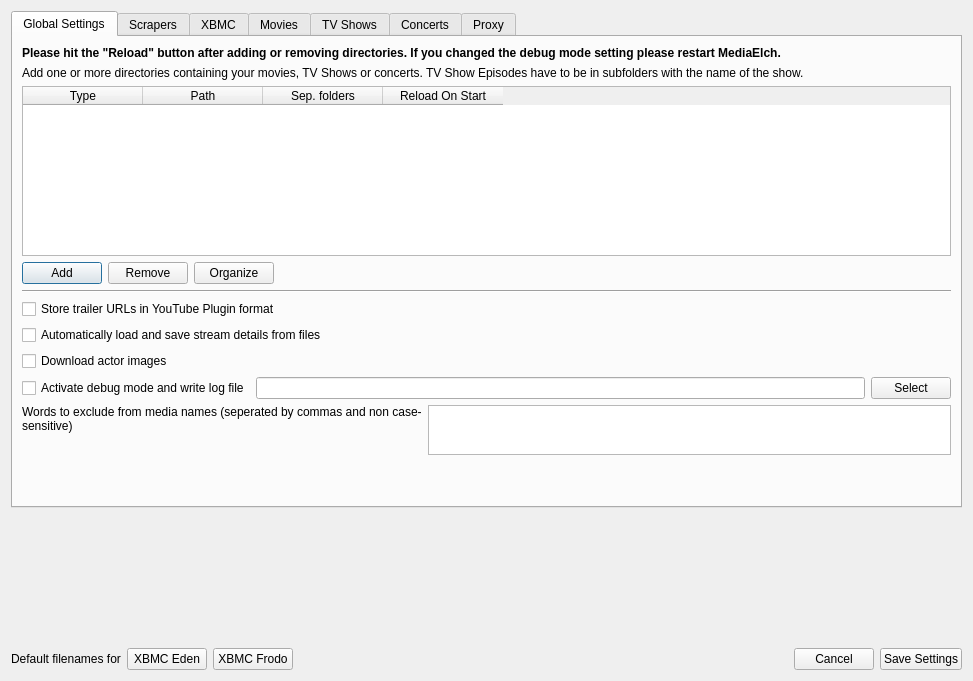
The window that settings/SettingsWidget.ui (Komet/MediaElch) describes before a commit, drawn with Qt 5.
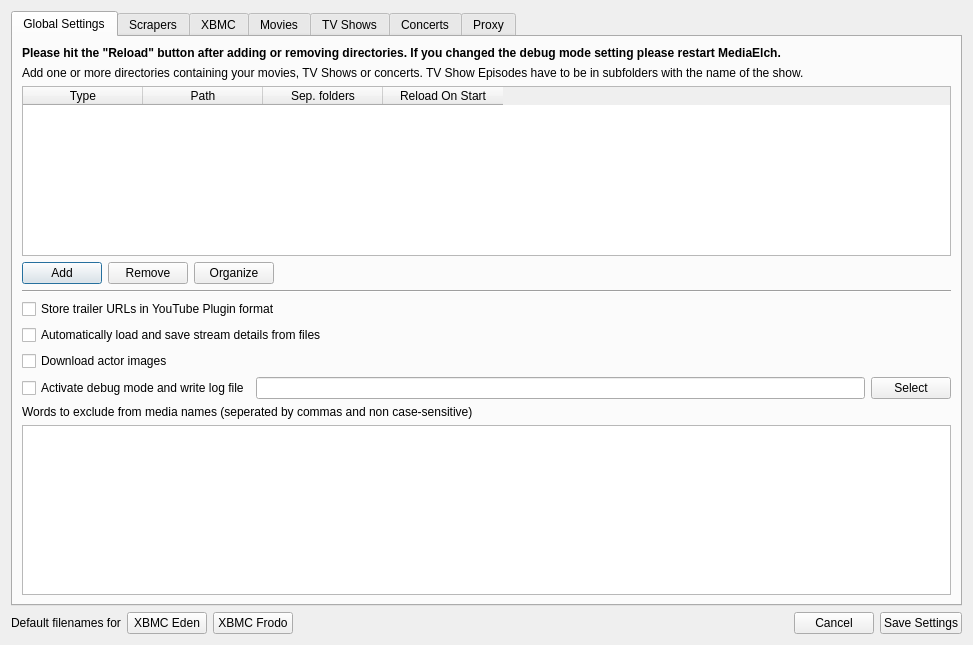
The same window after the commit. Icons and pictures are not drawn. Custom widgets are drawn as their Qt base class.

Commit message: Fixes #226 Added default words to exclude

```diff
--- a/settings/SettingsWidget.ui
+++ b/settings/SettingsWidget.ui
@@ -10,7 +10,7 @@
     <x>0</x>
     <y>0</y>
     <width>973</width>
-    <height>681</height>
+    <height>645</height>
    </rect>
   </property>
   <property name="windowTitle">
@@ -26,7 +26,7 @@
   <property name="modal">
    <bool>true</bool>
   </property>
-  <layout class="QVBoxLayout" name="verticalLayout" stretch="0,1,0">
+  <layout class="QVBoxLayout" name="verticalLayout" stretch="0,0">
    <item>
     <widget class="QTabWidget" name="tabWidget">
      <property name="focusPolicy">
@@ -85,7 +85,7 @@
       <attribute name="title">
        <string>Global Settings</string>
       </attribute>
-      <layout class="QVBoxLayout" name="verticalLayout_2" stretch="0,0,0,0,0,0,0,0,0,0,0">
+      <layout class="QVBoxLayout" name="verticalLayout_2" stretch="0,0,0,0,0,0,0,0,0,0,1">
        <item>
         <widget class="QLabel" name="label_12">
          <property name="font">
@@ -248,8 +248,6 @@
         </layout>
        </item>
        <item>
-        <layout class="QHBoxLayout" name="horizontalLayout_5" stretch="0,0">
-         <item>
           <widget class="QLabel" name="label_excludeWords">
            <property name="minimumSize">
             <size>
@@ -270,31 +268,10 @@
          </item>
          <item>
           <widget class="QTextEdit" name="excludeWordsText">
-           <property name="maximumSize">
-            <size>
-             <width>16777215</width>
-             <height>50</height>
-            </size>
-           </property>
            <property name="toolTip">
             <string>Words to exclude from media names (seperated by commas and non case-sensitive)</string>
            </property>
           </widget>
-         </item>
-        </layout>
-       </item>
-       <item>
-        <spacer name="verticalSpacer_1">
-         <property name="orientation">
-          <enum>Qt::Vertical</enum>
-         </property>
-         <property name="sizeHint" stdset="0">
-          <size>
-           <width>20</width>
-           <height>40</height>
-          </size>
-         </property>
-        </spacer>
        </item>
       </layout>
      </widget>
@@ -1155,19 +1132,6 @@
      </widget>
     </widget>
    </item>
-   <item>
-    <spacer name="verticalSpacer">
-     <property name="orientation">
-      <enum>Qt::Vertical</enum>
-     </property>
-     <property name="sizeHint" stdset="0">
-      <size>
-       <width>20</width>
-       <height>40</height>
-      </size>
-     </property>
-    </spacer>
-   </item>
    <item>
     <layout class="QHBoxLayout" name="horizontalLayout_7">
      <item>
```
Lines whose indentation alone changed are shown as unchanged. The commit also changes 1 other file.
